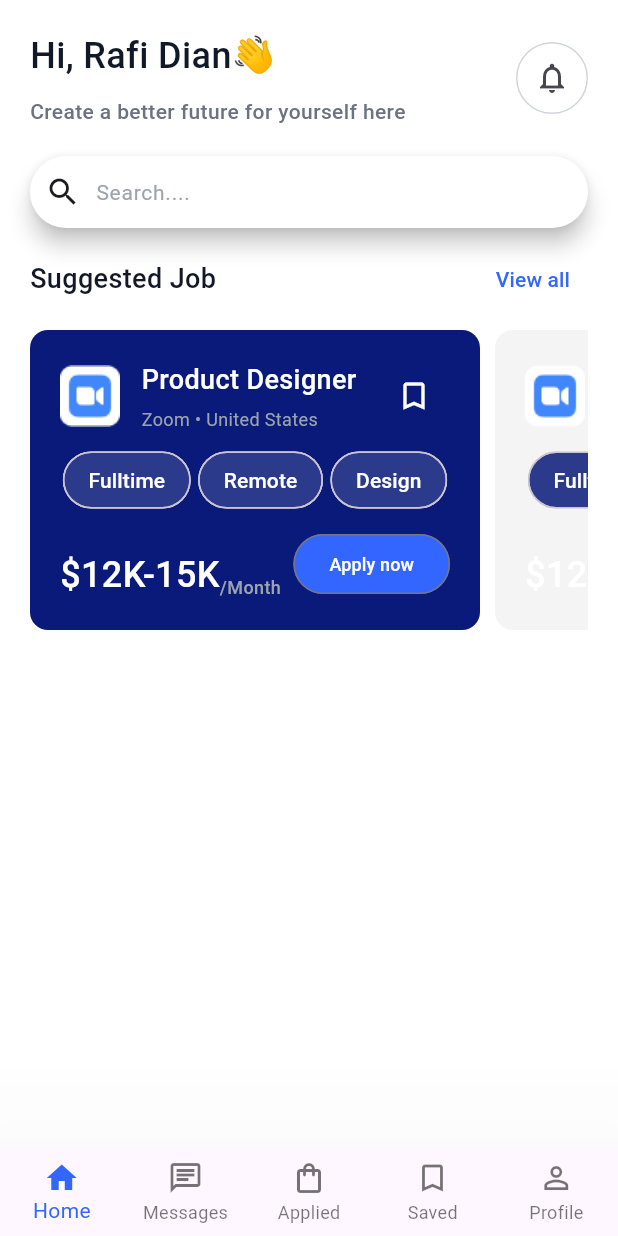
After one commit to Mohammed-Elshabrawy/jopsQue, a Flutter app: the BotNavBar screen opened directly, on a phone screen of 412 x 824 dp. The commit adds this screen. Run offline on Flutter 3.47's test engine with Material 3 defaults, Android fonts, the phone set to English and light mode, and no system bars.

Commit message:
half of homeScreen

```diff
--- a/lib/Screens/CreatAccount/preferredLocation/components.dart
+++ b/lib/Screens/CreatAccount/preferredLocation/components.dart
@@ -9,11 +9,7 @@ class myChip extends  StatelessWidget {
   @override
   Widget build(BuildContext context) {
     return ChoiceChip(label:  Text(country,style: TextStyle(fontWeight:FontWeight.w400,fontSize: 16,color: Color(0xff111827))), selected: checked,
-      onSelected: onPressed/*(newState){
-setState(() {
-us = newState;
-});
-}*/,
+      onSelected: onPressed,
       avatar: Image.asset(flagLocation),
       selectedColor: Color(0xffD6E4FF),
       showCheckmark: false,
--- /dev/null
+++ b/lib/Screens/HomeScreen/HomeScreen/Home.dart
@@ -0,0 +1,31 @@
+import 'package:flutter/material.dart';
+import 'HomeComponnents.dart';
+class HomeScreen extends StatefulWidget {
+  const HomeScreen({super.key});
+
+  @override
+  State<HomeScreen> createState() => _HomeScreenState();
+}
+
+class _HomeScreenState extends State<HomeScreen> {
+  final searchCon =TextEditingController();
+
+  @override
+  Widget build(BuildContext context) {
+    return   const Scaffold(
+      backgroundColor: Colors.white,
+      body: SafeArea(
+        child: Padding(
+          padding: EdgeInsets.fromLTRB(20, 20, 20, 0),
+          child: Column(
+            children: [
+              WelcomeMessageSearchBar(),
+              SizedBox(height: 10,),
+              SuggestedJob()
+            ],
+          ),
+        ),
+      ),
+    );
+  }
+}
--- /dev/null
+++ b/lib/Screens/HomeScreen/HomeScreen/HomeComponnents.dart
@@ -0,0 +1,189 @@
+import 'package:flutter/material.dart';
+
+class WelcomeMessageSearchBar extends StatelessWidget{
+  const WelcomeMessageSearchBar({super.key});
+
+  @override
+  Widget build(BuildContext context) {
+    return Column(
+      children: [
+        Row(
+          children: [
+            const Column(
+              crossAxisAlignment: CrossAxisAlignment.start,
+              children: [
+                Text("Hi, Rafi Dian👋",style: TextStyle(color: Color(0xff111827),fontSize: 24,fontWeight: FontWeight.w500)),
+                SizedBox(height: 10,),
+                Text("Create a better future for yourself here",style: TextStyle(color: Color(0xff6B7280),fontSize: 14,fontWeight: FontWeight.w500)),
+              ],
+            ),
+            const Spacer(),
+            SizedBox(
+              height: 48,
+              width: 48,
+              child: IconButton(onPressed: (){}, icon: const Icon(Icons.notifications_none_outlined,size: 24,),iconSize: 48,style: ButtonStyle(
+                  shape:  WidgetStateProperty.all(const CircleBorder(side: BorderSide(color: Color(0xffD1D5DB))))
+              ),),
+            )
+          ],
+        ),
+        const SizedBox(height: 20,),
+        SizedBox(
+          height: 48,
+          child: SearchBar(
+            onTapOutside: (event){
+              FocusManager.instance.primaryFocus?.unfocus();
+            },
+            backgroundColor: WidgetStateProperty.all(Colors.white),
+            leading: const Icon(Icons.search_outlined,),
+            padding:WidgetStateProperty.all(const EdgeInsets.symmetric(horizontal: 10)),
+            hintText: "Search....",
+            hintStyle: WidgetStateProperty.all(const TextStyle(fontWeight: FontWeight.w400,color: Color(0xff9CA3AF),fontSize: 14)),
+          ),
+        )
+      ],
+    );
+  }
+
+}
+
+class SuggestedJob extends StatelessWidget{
+  const SuggestedJob({super.key});
+
+  @override
+  Widget build(BuildContext context) {
+   return Column(
+     children: [
+       Row(
+         children: [
+           Text("Suggested Job",style: TextStyle(fontSize: 18,fontWeight: FontWeight.w500,color: Color(0xff111827)),),
+           Spacer(),
+           TextButton(onPressed: (){}, child: Text("View all",style: TextStyle(fontWeight: FontWeight.w500,fontSize: 14,color:Color(0xff3366FF) ),))
+         ],
+       ),
+       const SizedBox(height: 10,),
+       SingleChildScrollView(
+         scrollDirection: Axis.horizontal,
+         child: Row(
+           children: [
+             Container(
+               decoration: BoxDecoration(
+                   borderRadius: BorderRadius.circular(12),
+                   color: Color(0xff091A7A)
+               ),
+               height: 200,
+               width: 300,
+               padding: const EdgeInsets.all(20),
+               child: Column(
+                 children: [
+                   Row(
+                     children: [
+                       Image.asset("lib/Consts/Logo/Zoom Logo.png"),
+                       const Spacer(),
+                       const Column(
+                         crossAxisAlignment: CrossAxisAlignment.start,
+                         children: [
+                           Text("Product Designer",style: TextStyle(fontSize: 18,fontWeight: FontWeight.w500,color: Colors.white),),
+                           SizedBox(height: 5,),
+                           Text("Zoom • United States",style: TextStyle(fontSize: 12,fontWeight: FontWeight.w400,color: Color(0xff9CA3AF)),),
+                         ],
+                       ),
+                       const Spacer(),
+                       IconButton(onPressed: (){},iconSize: 24, icon: Icon(Icons.bookmark_border_outlined,color: Colors.white,size: 24,))
+
+                     ],
+                   ),
+                   Spacer(),
+                   Row(
+                     mainAxisAlignment: MainAxisAlignment.center,
+                     children: [
+                       Chip(label: Text("Fulltime",style: TextStyle(color: Colors.white),),
+                           shape: RoundedRectangleBorder(borderRadius: BorderRadius.circular(100)),backgroundColor: const Color(
+                               0xff2c3a8c)),
+                       SizedBox(width: 5,),
+                       Chip(label: Text("Remote",style: TextStyle(color: Colors.white),),shape: RoundedRectangleBorder(borderRadius: BorderRadius.circular(100)),
+                           backgroundColor: Color(0xff2c3a8c)),
+                       SizedBox(width: 5,),
+                       Chip(label: Text("Design",style: TextStyle(color: Colors.white),),shape: RoundedRectangleBorder(borderRadius: BorderRadius.circular(100)),backgroundColor: Color(0xff2c3a8c)),
+
+                     ],
+                   ),
+                   Spacer(),
+                   Row(
+                     crossAxisAlignment: CrossAxisAlignment.end,
+                     children: [
+                       const Text("\$12K-15K",style: TextStyle(color: Colors.white,fontWeight: FontWeight.w500,fontSize: 24),),
+                       const Text("/Month",style: TextStyle(color: Color(0xff9CA3AF),fontWeight: FontWeight.w500,fontSize: 12),),
+                       const Spacer(),
+                       OutlinedButton(onPressed: (){},style: ButtonStyle(backgroundColor: WidgetStateProperty.all(Color(0xff3366FF))), child: Text("Apply now",style: TextStyle(fontWeight: FontWeight.w500,fontSize: 12,color: Colors.white),))
+
+                     ],
+                   )
+                 ],
+               ),
+             ),
+             SizedBox(width: 10,),
+             Container(
+               decoration: BoxDecoration(
+                   borderRadius: BorderRadius.circular(12),
+                   color: Color(0xffF4F4F5)
+               ),
+               height: 200,
+               width: 300,
+               padding: const EdgeInsets.all(20),
+               child: Column(
+                 children: [
+                   Row(
+                     children: [
+                       Image.asset("lib/Consts/Logo/Zoom Logo.png"),
+                       const Spacer(),
+                       const Column(
+                         crossAxisAlignment: CrossAxisAlignment.start,
+                         children: [
+                           Text("Product Designer",style: TextStyle(fontSize: 18,fontWeight: FontWeight.w500,color: Colors.white),),
+                           SizedBox(height: 5,),
+                           Text("Zoom • United States",style: TextStyle(fontSize: 12,fontWeight: FontWeight.w400,color: Color(0xff9CA3AF)),),
+                         ],
+                       ),
+                       const Spacer(),
+                       IconButton(onPressed: (){},iconSize: 24, icon: Icon(Icons.bookmark_border_outlined,color: Colors.white,size: 24,))
+
+                     ],
+                   ),
+                   Spacer(),
+                   Row(
+                     mainAxisAlignment: MainAxisAlignment.center,
+                     children: [
+                       Chip(label: Text("Fulltime",style: TextStyle(color: Colors.white),),
+                           shape: RoundedRectangleBorder(borderRadius: BorderRadius.circular(100)),backgroundColor: const Color(
+                               0xff2c3a8c)),
+                       SizedBox(width: 5,),
+                       Chip(label: Text("Remote",style: TextStyle(color: Colors.white),),shape: RoundedRectangleBorder(borderRadius: BorderRadius.circular(100)),
+                           backgroundColor: Color(0xff2c3a8c)),
+                       SizedBox(width: 5,),
+                       Chip(label: Text("Design",style: TextStyle(color: Colors.white),),shape: RoundedRectangleBorder(borderRadius: BorderRadius.circular(100)),backgroundColor: Color(0xff2c3a8c)),
+
+                     ],
+                   ),
+                   Spacer(),
+                   Row(
+                     crossAxisAlignment: CrossAxisAlignment.end,
+                     children: [
+                       const Text("\$12K-15K",style: TextStyle(color: Colors.white,fontWeight: FontWeight.w500,fontSize: 24),),
+                       const Text("/Month",style: TextStyle(color: Color(0xff9CA3AF),fontWeight: FontWeight.w500,fontSize: 12),),
+                       const Spacer(),
+                       OutlinedButton(onPressed: (){},style: ButtonStyle(backgroundColor: WidgetStateProperty.all(Color(0xff3366FF))), child: Text("Apply now",style: TextStyle(fontWeight: FontWeight.w500,fontSize: 12,color: Colors.white),))
+
+                     ],
+                   )
+                 ],
+               ),
+             ),
+           ],
+         ),
+       )
+     ],
+   );
+  }
+
+}
--- /dev/null
+++ b/lib/Screens/HomeScreen/NavBar/BotNavBar.dart
@@ -0,0 +1,69 @@
+import 'package:flutter/material.dart';
+import 'package:jopsque0/Screens/HomeScreen/HomeScreen/Home.dart';
+class BotNavBar extends StatefulWidget {
+  final int currentIndex;
+   const BotNavBar({super.key,required this.currentIndex});
+
+  @override
+  State<BotNavBar> createState() => _BotNavBarState(currentIndex: currentIndex);
+}
+
+class _BotNavBarState extends State<BotNavBar> {
+
+  int currentIndex;
+  _BotNavBarState({required this.currentIndex});
+  List screens =[
+    const HomeScreen(),
+    const HomeScreen(),
+    const HomeScreen(),
+    const HomeScreen(),
+    const HomeScreen(),
+  ];
+  @override
+  Widget build(BuildContext context) {
+    return PopScope(
+      canPop: false,
+      child: Scaffold(
+        body:screens[currentIndex] ,
+        bottomNavigationBar: BottomNavigationBar(
+          elevation: 100,
+          backgroundColor:Theme.of(context).colorScheme.surface,
+          type: BottomNavigationBarType.fixed,
+          currentIndex: currentIndex,
+          selectedItemColor:const Color(0xff3366FF),
+          showUnselectedLabels: true,
+          showSelectedLabels: true,
+          onTap: (index) => setState(()=> currentIndex = index),
+          items: const [
+            BottomNavigationBarItem(
+              icon: Icon(Icons.home,),
+              label: "Home",
+            ),
+            BottomNavigationBarItem(
+              icon: Icon(Icons.chat_outlined),
+              label: "Messages",
+
+            ),
+            BottomNavigationBarItem(
+              icon: Icon(Icons.shopping_bag_outlined),
+              label: "Applied",
+
+            ),
+            BottomNavigationBarItem(
+              icon: Icon(Icons.bookmark_border_outlined),
+              label: "Saved",
+
+            ),
+            BottomNavigationBarItem(
+              icon: Icon(Icons.person_outline),
+              label: "Profile",
+
+            ),
+
+          ],
+
+        ),
+      ),
+    );
+  }
+}
--- a/lib/Screens/Login/Login.dart
+++ b/lib/Screens/Login/Login.dart
@@ -1,6 +1,7 @@
 import 'package:flutter/material.dart';
 import 'package:flutter/services.dart';
 import 'package:jopsque0/Screens/Forgot%20Password/ForgotPassword/ForgotPassword.dart';
+import 'package:jopsque0/Screens/HomeScreen/NavBar/BotNavBar.dart';
 import '../CreatAccount/SignUp/CreateAccount.dart';
 import '../SplashScreen/Slider Screens/prelog.dart';
 class Login extends StatefulWidget {
@@ -222,7 +223,7 @@ class _LoginState extends State<Login>  {
               Column(children: [
                 Row(mainAxisAlignment: MainAxisAlignment.center,
                   children: [
-                    const Text("Already have an account?  ",style: TextStyle(fontWeight: FontWeight.w400,fontSize: 14,color:Color(0xff9CA3AF) ),),
+                    const Text("Don’t have an account?  ",style: TextStyle(fontWeight: FontWeight.w400,fontSize: 14,color:Color(0xff9CA3AF) ),),
                     TextButton(onPressed: (){
                       Navigator.push(
                           context,
@@ -243,7 +244,10 @@ class _LoginState extends State<Login>  {
                   child: OutlinedButton(
                     onPressed: checkForData() ?() async {
                       if(formKey.currentState!.validate()){
-                        print("great");
+                        Navigator.pushReplacement(
+                            context,
+                            MaterialPageRoute(
+                                builder: (context) => const BotNavBar(currentIndex: 0)));
                       }
                     }:null,
                     style: ButtonStyle(
--- a/pubspec.yaml
+++ b/pubspec.yaml
@@ -83,6 +83,7 @@ flutter:
      - lib/Consts/Assets/Success Account Ilustration.png
      - lib/Consts/Assets/Email Ilustration.png
      - lib/Consts/Assets/Password Succesfully Ilustration.png
+     - lib/Consts/Logo/Zoom Logo.png
 
 
 
```
Also changed, not shown: lib/Consts/Logo/Zoom Logo.png (added).
